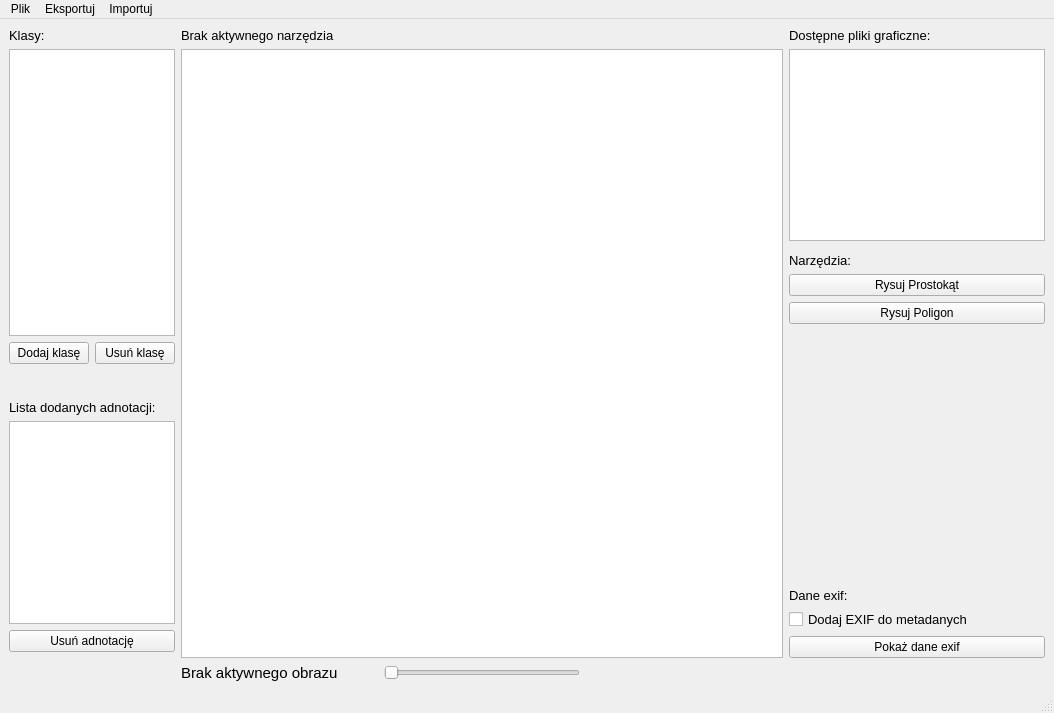
The window that mydesign.ui (Daru9799/Projekt_Fotograf_IO) describes before a commit, drawn with Qt 5.
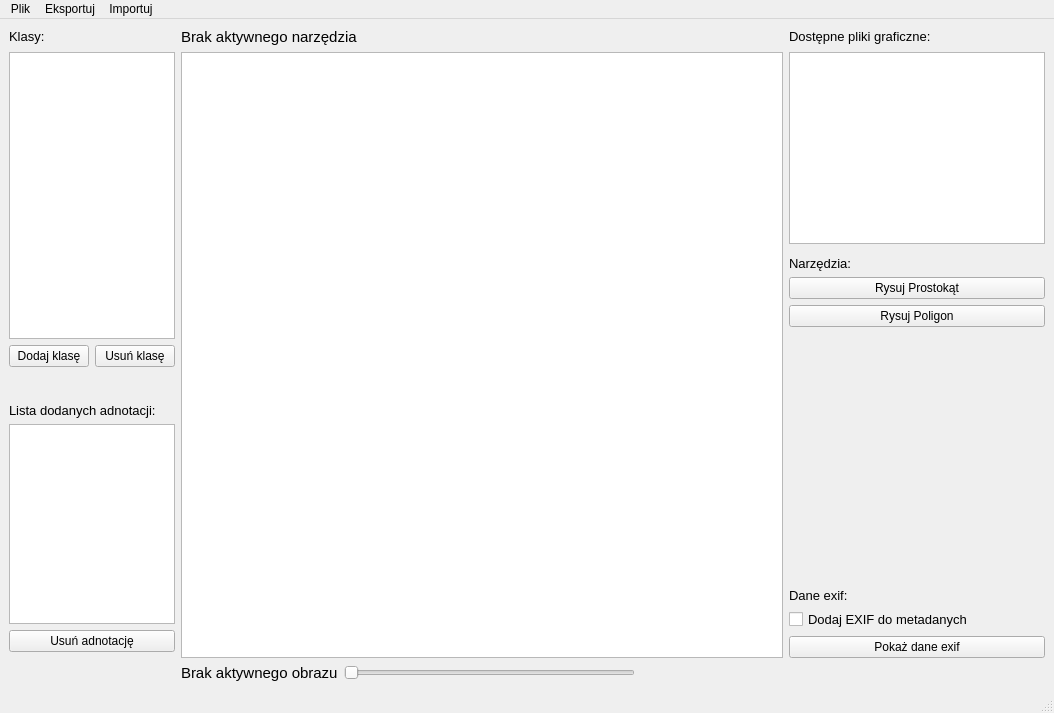
The same window after the commit.

```diff
--- a/mydesign.ui
+++ b/mydesign.ui
@@ -20,7 +20,20 @@
    <bool>false</bool>
   </property>
   <widget class="QWidget" name="centralwidget">
-   <layout class="QGridLayout" name="gridLayout_2" rowstretch="0,0,0,0,0,0,0,0,0,0,0,0,0,0,0,0,0,0" columnstretch="1,0,0,0,0">
+   <layout class="QGridLayout" name="gridLayout_2" rowstretch="0,0,0,0,0,0,0,0,0,0,0,0,0,0,0,0,0,0" columnstretch="1,0,0,0,0,0">
+    <item row="2" column="5" rowspan="3">
+     <widget class="QListWidget" name="file_list_widget">
+      <property name="sizePolicy">
+       <sizepolicy hsizetype="Expanding" vsizetype="Expanding">
+        <horstretch>0</horstretch>
+        <verstretch>0</verstretch>
+       </sizepolicy>
+      </property>
+      <property name="editTriggers">
+       <set>QAbstractItemView::NoEditTriggers</set>
+      </property>
+     </widget>
+    </item>
     <item row="15" column="0">
      <layout class="QVBoxLayout" name="verticalLayout_5">
       <item>
@@ -69,20 +82,23 @@
       </item>
      </layout>
     </item>
-    <item row="2" column="4" rowspan="3">
-     <widget class="QListWidget" name="file_list_widget">
+    <item row="2" column="0" rowspan="7">
+     <widget class="QListWidget" name="class_list_widget">
       <property name="sizePolicy">
        <sizepolicy hsizetype="Expanding" vsizetype="Expanding">
         <horstretch>0</horstretch>
         <verstretch>0</verstretch>
        </sizepolicy>
       </property>
+      <property name="frameShadow">
+       <enum>QFrame::Sunken</enum>
+      </property>
       <property name="editTriggers">
        <set>QAbstractItemView::NoEditTriggers</set>
       </property>
      </widget>
     </item>
-    <item row="15" column="4" rowspan="2">
+    <item row="15" column="5" rowspan="2">
      <layout class="QVBoxLayout" name="verticalLayout_2">
       <item>
        <spacer name="verticalSpacer_2">
@@ -145,55 +161,7 @@
       </item>
      </layout>
     </item>
-    <item row="1" column="0">
-     <widget class="QLabel" name="label_class_list">
-      <property name="sizePolicy">
-       <sizepolicy hsizetype="Minimum" vsizetype="Fixed">
-        <horstretch>0</horstretch>
-        <verstretch>0</verstretch>
-       </sizepolicy>
-      </property>
-      <property name="font">
-       <font>
-        <pointsize>10</pointsize>
-       </font>
-      </property>
-      <property name="text">
-       <string>Klasy:</string>
-      </property>
-     </widget>
-    </item>
-    <item row="17" column="1">
-     <widget class="QLabel" name="label_image_size">
-      <property name="font">
-       <font>
-        <pointsize>11</pointsize>
-       </font>
-      </property>
-      <property name="text">
-       <string>Brak aktywnego obrazu</string>
-      </property>
-     </widget>
-    </item>
-    <item row="1" column="4">
-     <widget class="QLabel" name="label_file_list">
-      <property name="sizePolicy">
-       <sizepolicy hsizetype="Minimum" vsizetype="Fixed">
-        <horstretch>0</horstretch>
-        <verstretch>0</verstretch>
-       </sizepolicy>
-      </property>
-      <property name="font">
-       <font>
-        <pointsize>10</pointsize>
-       </font>
-      </property>
-      <property name="text">
-       <string>Dostępne pliki graficzne:</string>
-      </property>
-     </widget>
-    </item>
-    <item row="6" column="4" rowspan="4">
+    <item row="6" column="5" rowspan="4">
      <layout class="QVBoxLayout" name="verticalLayout">
       <item>
        <widget class="QLabel" name="label_tools">
@@ -251,7 +219,37 @@
       </item>
      </layout>
     </item>
-    <item row="2" column="1" rowspan="15" colspan="3">
+    <item row="9" column="0">
+     <layout class="QHBoxLayout" name="horizontalLayout">
+      <item>
+       <widget class="QPushButton" name="add_class_button">
+        <property name="sizePolicy">
+         <sizepolicy hsizetype="Fixed" vsizetype="Fixed">
+          <horstretch>0</horstretch>
+          <verstretch>0</verstretch>
+         </sizepolicy>
+        </property>
+        <property name="text">
+         <string>Dodaj klasę</string>
+        </property>
+       </widget>
+      </item>
+      <item>
+       <widget class="QPushButton" name="delete_class_button">
+        <property name="sizePolicy">
+         <sizepolicy hsizetype="Fixed" vsizetype="Fixed">
+          <horstretch>0</horstretch>
+          <verstretch>0</verstretch>
+         </sizepolicy>
+        </property>
+        <property name="text">
+         <string>Usuń klasę</string>
+        </property>
+       </widget>
+      </item>
+     </layout>
+    </item>
+    <item row="2" column="1" rowspan="15" colspan="4">
      <widget class="QGraphicsView" name="graphics_view">
       <property name="sizePolicy">
        <sizepolicy hsizetype="Expanding" vsizetype="Expanding">
@@ -267,64 +265,84 @@
       </property>
      </widget>
     </item>
-    <item row="17" column="2">
+    <item row="1" column="0">
+     <widget class="QLabel" name="label_class_list">
+      <property name="sizePolicy">
+       <sizepolicy hsizetype="Minimum" vsizetype="Fixed">
+        <horstretch>0</horstretch>
+        <verstretch>0</verstretch>
+       </sizepolicy>
+      </property>
+      <property name="font">
+       <font>
+        <pointsize>10</pointsize>
+       </font>
+      </property>
+      <property name="text">
+       <string>Klasy:</string>
+      </property>
+     </widget>
+    </item>
+    <item row="1" column="5">
+     <widget class="QLabel" name="label_file_list">
+      <property name="sizePolicy">
+       <sizepolicy hsizetype="Minimum" vsizetype="Fixed">
+        <horstretch>0</horstretch>
+        <verstretch>0</verstretch>
+       </sizepolicy>
+      </property>
+      <property name="font">
+       <font>
+        <pointsize>10</pointsize>
+       </font>
+      </property>
+      <property name="text">
+       <string>Dostępne pliki graficzne:</string>
+      </property>
+     </widget>
+    </item>
+    <item row="17" column="1">
+     <widget class="QLabel" name="label_image_size">
+      <property name="sizePolicy">
+       <sizepolicy hsizetype="Minimum" vsizetype="Fixed">
+        <horstretch>0</horstretch>
+        <verstretch>0</verstretch>
+       </sizepolicy>
+      </property>
+      <property name="font">
+       <font>
+        <pointsize>11</pointsize>
+       </font>
+      </property>
+      <property name="text">
+       <string>Brak aktywnego obrazu</string>
+      </property>
+     </widget>
+    </item>
+    <item row="17" column="2" colspan="2">
      <widget class="QSlider" name="zoom_image_slider">
+      <property name="sizePolicy">
+       <sizepolicy hsizetype="Minimum" vsizetype="Fixed">
+        <horstretch>0</horstretch>
+        <verstretch>0</verstretch>
+       </sizepolicy>
+      </property>
       <property name="orientation">
        <enum>Qt::Horizontal</enum>
       </property>
      </widget>
     </item>
-    <item row="9" column="0">
-     <layout class="QHBoxLayout" name="horizontalLayout">
-      <item>
-       <widget class="QPushButton" name="add_class_button">
-        <property name="sizePolicy">
-         <sizepolicy hsizetype="Fixed" vsizetype="Fixed">
-          <horstretch>0</horstretch>
-          <verstretch>0</verstretch>
-         </sizepolicy>
-        </property>
-        <property name="text">
-         <string>Dodaj klasę</string>
-        </property>
-       </widget>
-      </item>
-      <item>
-       <widget class="QPushButton" name="delete_class_button">
-        <property name="sizePolicy">
-         <sizepolicy hsizetype="Fixed" vsizetype="Fixed">
-          <horstretch>0</horstretch>
-          <verstretch>0</verstretch>
-         </sizepolicy>
-        </property>
-        <property name="text">
-         <string>Usuń klasę</string>
-        </property>
-       </widget>
-      </item>
-     </layout>
-    </item>
-    <item row="2" column="0" rowspan="7">
-     <widget class="QListWidget" name="class_list_widget">
-      <property name="sizePolicy">
-       <sizepolicy hsizetype="Expanding" vsizetype="Expanding">
-        <horstretch>0</horstretch>
-        <verstretch>0</verstretch>
-       </sizepolicy>
-      </property>
-      <property name="frameShadow">
-       <enum>QFrame::Sunken</enum>
-      </property>
-      <property name="editTriggers">
-       <set>QAbstractItemView::NoEditTriggers</set>
-      </property>
-     </widget>
-    </item>
-    <item row="1" column="1">
+    <item row="1" column="1" colspan="4">
      <widget class="QLabel" name="label_notification">
+      <property name="sizePolicy">
+       <sizepolicy hsizetype="Fixed" vsizetype="Fixed">
+        <horstretch>0</horstretch>
+        <verstretch>0</verstretch>
+       </sizepolicy>
+      </property>
       <property name="font">
        <font>
-        <pointsize>10</pointsize>
+        <pointsize>11</pointsize>
        </font>
       </property>
       <property name="text">
```
Left out of the diff: 2 changed lines with no effect on the pictures.
